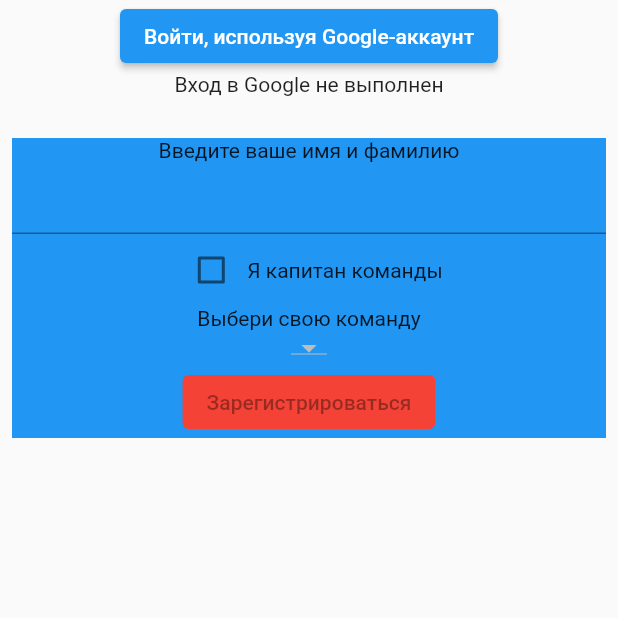
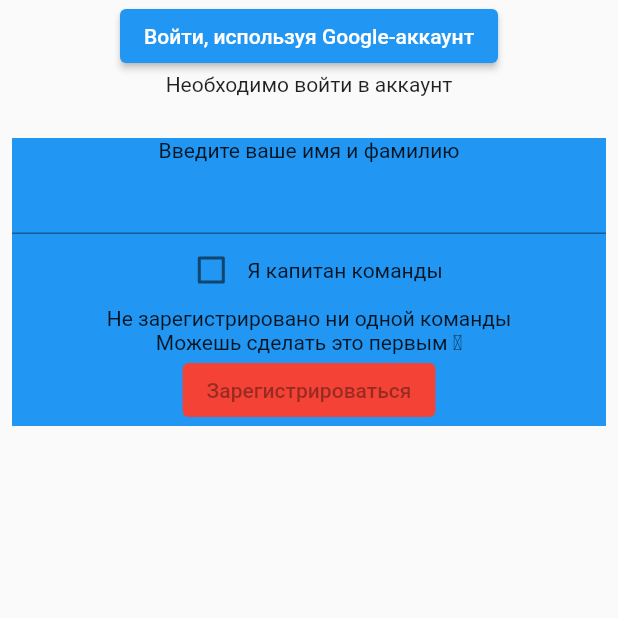
Before and after one commit to Number19thgmail/TeamCF-Admin, a Flutter app: the screen it shows after launch, after a tap on "Войти, используя Google-аккаунт", on a phone screen of 412 x 824 dp, the top half of it. Run offline on Flutter 3.47's test engine with Material 2 defaults, Android fonts, the light colour scheme and no system bars; our stand-ins replace cloud_firestore, custom_navigation_bar, firebase_auth, firebase_core, fluttertoast, google_sign_in; missing offline and left inert: date_range_picker; accounts and stored records are empty.

Commit message:
login+multiprovider

```diff
--- a/team_c_f/lib/data/data.dart
+++ b/team_c_f/lib/data/data.dart
@@ -1,5 +1,6 @@
 import 'package:firebase_auth/firebase_auth.dart';
 import 'package:flutter/material.dart';
+import 'package:team_c_f/servise/auth.dart';
 import 'package:team_c_f/servise/operationdb.dart';
 
 import 'shortmatch.dart';
@@ -28,26 +29,34 @@
 }
 
 class Account with ChangeNotifier {
-  bool _signIn = false;
+  bool _signInGoogle = false;
+  bool _registedInApp = false;
   String _userId = '';
 
-  bool get signIn => _signIn;
+  bool get signIn => _signInGoogle;
+  bool get registedInApp => _registedInApp;
   String get userId => _userId;
 
-  String getUserId() {
-    return FirebaseAuth.instance.currentUser != null
-        ? FirebaseAuth.instance.currentUser.uid
-        : '';
+  Future initInfo() async {
+    if (FirebaseAuth.instance.currentUser != null) {
+      _userId = FirebaseAuth.instance.currentUser.uid;
+      _signInGoogle = true;
+      _registedInApp = await DatabaseService().userExists(userId: _userId);
+    } else {
+      _userId = '';
+      _signInGoogle = false;
+      _registedInApp = false;
+    }
+    notifyListeners();
   }
 
-  Future updateSignInfo() async {
-    if (FirebaseAuth.instance.currentUser != null) {
-      _userId = FirebaseAuth.instance.currentUser.uid;
-      _signIn = await DatabaseService().userExists(userId: _userId);
-    } else {
-      _signIn = false;
-    }
+  Future changeSignIn() async {
+    _signInGoogle ? await signOutGoogle() : await signInWithGoogle();
+    initInfo();
+  }
 
+  void registedUser(){
+    _registedInApp = true;
     notifyListeners();
   }
 }
--- a/team_c_f/lib/data/team.dart
+++ b/team_c_f/lib/data/team.dart
@@ -35,8 +35,8 @@
     return {
       'Title': title,
       'Members': jsonEncode(members),
-      'Points': points,
-      'Position': position,
+      'Points': points.toString(),
+      'Position': position.toString(),
     };
   }
 }
--- a/team_c_f/lib/data/tournament.dart
+++ b/team_c_f/lib/data/tournament.dart
@@ -7,20 +7,47 @@
 import 'package:team_c_f/servise/operationdb.dart';
 
 class Tournament with ChangeNotifier {
-  List<Team> allTeams;
+  List<Team> allTeams = [];
   CurrentTour current;
-  List<Tour> schedule;
-  List<Forecast> currentForecasts;
-  List<Player> allPlayers;
+  List<Tour> schedule = [];
+  List<Forecast> currentForecasts = [];
+  List<Player> allPlayers = [];
 
-  Tournament() {
-    DatabaseService().getAllTeam().then((value) => allTeams = value);
-    DatabaseService().getCurrentTour().then((value) => current = value);
-    DatabaseService().getAllTour().then((value) => schedule = value);
-    DatabaseService()
-        .getCurrentForecasts()
-        .then((value) => currentForecasts = value);
-    DatabaseService().getAllPlayers().then((value) => allPlayers = value);
+  void initInfo() {
+    DatabaseService().getAllTeam().then(
+      (value) {
+        allTeams = value;
+        notifyListeners();
+      },
+    );
+    DatabaseService().getCurrentTour().then(
+      (value) {
+        current = value;
+        notifyListeners();
+      },
+    );
+    DatabaseService().getAllTour().then(
+      (value) {
+        schedule = value;
+        notifyListeners();
+      },
+    );
+    DatabaseService().getCurrentForecasts().then(
+      (value) {
+        currentForecasts = value;
+        notifyListeners();
+      },
+    );
+    DatabaseService().getAllPlayers().then(
+      (value) {
+        allPlayers = value;
+        notifyListeners();
+      },
+    );
+  }
+
+  List<String> get allTeamNames {
+    return allTeams.isNotEmpty ? allTeams.map((t) => t.title).toList() : [];
   }
 
   void downloadForecasts({String tour}) {
--- a/team_c_f/lib/element/schedule.dart
+++ b/team_c_f/lib/element/schedule.dart
@@ -1,8 +1,5 @@
-import 'dart:math';
-
 import 'package:flutter/material.dart';
 import 'package:team_c_f/servise/auth.dart';
-import 'package:team_c_f/servise/operationdb.dart';
 import 'package:provider/provider.dart';
 import 'package:team_c_f/data/data.dart';
 
@@ -15,8 +12,7 @@
       child: ElevatedButton(
         child: Text('Создать 1 тур'),
         onPressed: () {
-          signOutGoogle();
-          context.read<Account>().updateSignInfo();
+          context.read<Account>().changeSignIn();
           // DatabaseService().updateCurrentTour()
         },
       ), //Text('Выбираем тур и показываем его результаты или календарь'),
--- a/team_c_f/lib/main.dart
+++ b/team_c_f/lib/main.dart
@@ -68,7 +68,7 @@
       });
     }
     return Container(
-      child: context.watch<Account>().signIn
+      child: context.watch<Account>().registedInApp
           ? Homepage()
           : Sign(), //Проверка выполнен ли вход в гугл-аккаунт
     );
--- a/team_c_f/lib/page/home.dart
+++ b/team_c_f/lib/page/home.dart
@@ -1,6 +1,4 @@
 import 'package:flutter/material.dart';
-import 'package:provider/provider.dart';
-import 'package:team_c_f/data/tournament.dart';
 import 'package:team_c_f/element/forecast.dart';
 import 'package:team_c_f/element/schedule.dart';
 import 'package:team_c_f/element/scorers.dart';
@@ -21,9 +19,6 @@
   @override
   Widget build(BuildContext context) {
     return
-    // ChangeNotifierProvider<Tournament>(
-    //   create: (context) => Tournament(),
-    //   child:
       Scaffold(
         body: selectedPage > 2
             ? selectedPage == 4
@@ -88,7 +83,6 @@
             ),
           ],
         ),
-      // ),
     );
   }
 }
--- a/team_c_f/lib/page/sign.dart
+++ b/team_c_f/lib/page/sign.dart
@@ -3,6 +3,7 @@
 import 'package:team_c_f/data/data.dart';
 import 'package:team_c_f/data/player.dart';
 import 'package:team_c_f/data/team.dart';
+import 'package:team_c_f/data/tournament.dart';
 import 'package:team_c_f/servise/auth.dart';
 import 'package:team_c_f/servise/operationdb.dart';
 import 'package:fluttertoast/fluttertoast.dart';
@@ -15,23 +16,28 @@
 }
 
 class _SignState extends State<Sign> {
-  bool signIn = false;
+  bool firstStart = true;
   bool capitan = false;
   TextEditingController nameController = TextEditingController();
   TextEditingController teamController = TextEditingController();
   String msg = 'Вход в Google не выполнен';
-  String userId;
   String teamSelect;
   List<String> registedTeam = [];
 
-  @override
-  void initState() {
-    super.initState();
-    initPage();
-  }
+  // @override
+  // void initState() {
+  //   super.initState();
+  //   initPage();
+  // }
 
   @override
   Widget build(BuildContext context) {
+    if (firstStart) {
+      context.read<Tournament>().initInfo();
+      setState(() {
+        firstStart = false;
+      });
+    }
     void register() {
       DatabaseService().checkTeamName(name: teamController.text.trim()).then(
         (value) {
@@ -39,7 +45,7 @@
             DatabaseService().registrationPlayer(
               player: Player(
                 name: nameController.text.trim(),
-                uid: context.read<Account>().getUserId(),
+                uid: context.read<Account>().userId,
                 capitan: capitan,
                 team: capitan ? teamController.text : teamSelect,
                 confirmed: capitan ? true : false,
@@ -49,8 +55,10 @@
               DatabaseService().registrationTeam(
                 team: Team(
                   members: [
-                    context.read<Account>().getUserId(),
+                    context.read<Account>().userId,
                   ],
+                  points: 0,
+                  position: 1,
                   title: teamController.text.trim(),
                 ),
               );
@@ -60,6 +68,7 @@
               toastLength: Toast.LENGTH_LONG,
             );
           }
+          context.read<Account>().registedUser();
         },
       );
     }
@@ -71,14 +80,16 @@
           children: [
             ElevatedButton(
               onPressed: () {
-                signIn ? exitGoogle() : signGoogle();
+                context.read<Account>().changeSignIn();
               },
-              child: Text(signIn
+              child: Text(context.watch<Account>().signIn
                   ? 'Выбрать другой Google-аккаунт'
                   : 'Войти, используя Google-аккаунт'),
             ),
             Text(
-              msg,
+              context.watch<Account>().signIn
+                  ? 'Вход выполнен, осталось совсем чуть чуть'
+                  : 'Необходимо войти в аккаунт',
               textAlign: TextAlign.center,
             ),
             SizedBox(
@@ -121,7 +132,14 @@
                       ],
                     )
                   else
-                    Column(
+                    context.watch<Tournament>().allTeamNames.isEmpty
+                        ? Column(
+                            children: [
+                              Text('Не зарегистрировано ни одной команды'),
+                              Text('Можешь сделать это первым \u261d')
+                            ],
+                          )
+                        : Column(
                             children: [
                               Text('Выбери свою команду'),
                               DropdownButton<String>(
@@ -132,7 +150,9 @@
                                   });
                                 },
                                 items: [
-                            ...registedTeam
+                                  ...context
+                                      .watch<Tournament>()
+                                      .allTeamNames
                                       .map<DropdownMenuItem<String>>(
                                         (String team) => DropdownMenuItem(
                                           child: Text(team),
@@ -148,7 +168,15 @@
                     style: ButtonStyle(
                       backgroundColor: MaterialStateProperty.all(Colors.red),
                     ),
-                    onPressed: signIn ? register : null,
+                    onPressed: context.watch<Account>().signIn &&
+                            (capitan ||
+                                (context
+                                        .watch<Tournament>()
+                                        .allTeamNames
+                                        .isNotEmpty &&
+                                    teamSelect != null))
+                        ? register
+                        : null,
                     child: Text(capitan
                         ? 'Зарегистрировать команду'
                         : 'Зарегистрироваться'),
@@ -162,49 +190,7 @@
     );
   }
 
-  void exitGoogle() {
-    signOutGoogle().then(
-      (value) {
-        setState(() {
-          msg = 'Необходимо войти в аккаунт';
-          signIn = false;
-        });
-        signGoogle();
-      },
-    );
+  // void initPage() {
+  //   context.read<Account>().initInfo();
+  // }
 }
-
-  void signGoogle() {
-    signInWithGoogle().then(
-      (value) {
-        setState(
-          () {
-            msg = 'Вход выполнен, осталось совсем чуть чуть';
-            signIn = true;
-          },
-        );
-        context.read<Account>().updateSignInfo();
-      },
-    );
-  }
-
-  void initPage() {
-    context.read<Account>().updateSignInfo().then(
-      (value) {
-        setState(() {
-          signIn = context.watch<Account>().signIn;
-        });
-      },
-    );
-    DatabaseService().getAllTeamNames().then(
-      (value) {
-        setState(
-          () {
-            registedTeam = value;
-            teamSelect = value.first;
-          },
-        );
-      },
-    );
-  }
-}
```
Also changed, not shown: 1 other file. Lines whose indentation alone changed are shown as unchanged.
